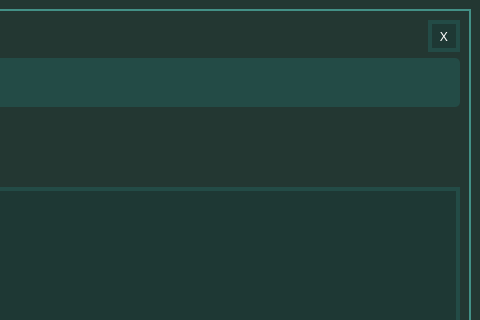
The window that Stellaris Checksum Patcher/UI/StellarisChecksumPatcherUI.ui (r0fld4nc3/Stellaris-Exe-Checksum-Patcher) describes before a commit, drawn with Qt 5; both pictures show x 544 to 1024 and y 0 to 320 of the 1024 by 848 pixel window.
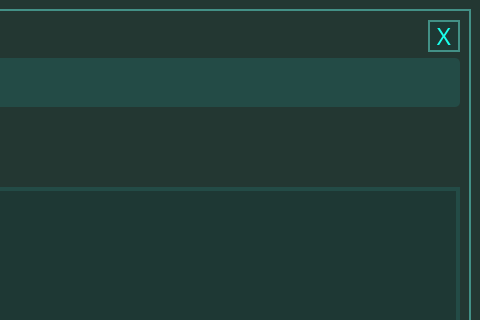
The same window after the commit.

```diff
--- a/Stellaris Checksum Patcher/UI/StellarisChecksumPatcherUI.ui
+++ b/Stellaris Checksum Patcher/UI/StellarisChecksumPatcherUI.ui
@@ -62,7 +62,7 @@
        <item>
         <layout class="QHBoxLayout" name="hlayout_window_functions">
          <item alignment="Qt::AlignRight">
-          <widget class="QPushButton" name="pushButton">
+          <widget class="QPushButton" name="btn_themed_exit_application">
            <property name="sizePolicy">
             <sizepolicy hsizetype="Minimum" vsizetype="Maximum">
              <horstretch>0</horstretch>
@@ -90,22 +90,22 @@
            <property name="font">
             <font>
              <family>Orbitron</family>
-             <pointsize>10</pointsize>
+             <pointsize>18</pointsize>
              <weight>50</weight>
              <bold>false</bold>
             </font>
            </property>
            <property name="styleSheet">
-            <string notr="true">QPushButton {
-color: rgb(255, 255, 255);
+            <string notr="true">QPushButton#btn_themed_exit_application {
+color: rgb(25, 255, 236);
 background-color: rgba(22, 59, 56, 100);
-border: 4px solid rgb(35, 75, 70);
+border: 2px solid rgb(67, 144, 134);
 }
-QPushButton:hover {
+QPushButton#btn_themed_exit_application:hover {
 background-color: rgba(255, 179, 25, 100);
 border-color: rgba(255, 151, 33, 175);
 }
-QPushButton:pressed {
+QPushButton#btn_themed_exit_application:pressed {
 background-color: rgba(30, 80, 70, 100);
 border-color: rgb(67, 144, 134);
 }</string>
```
